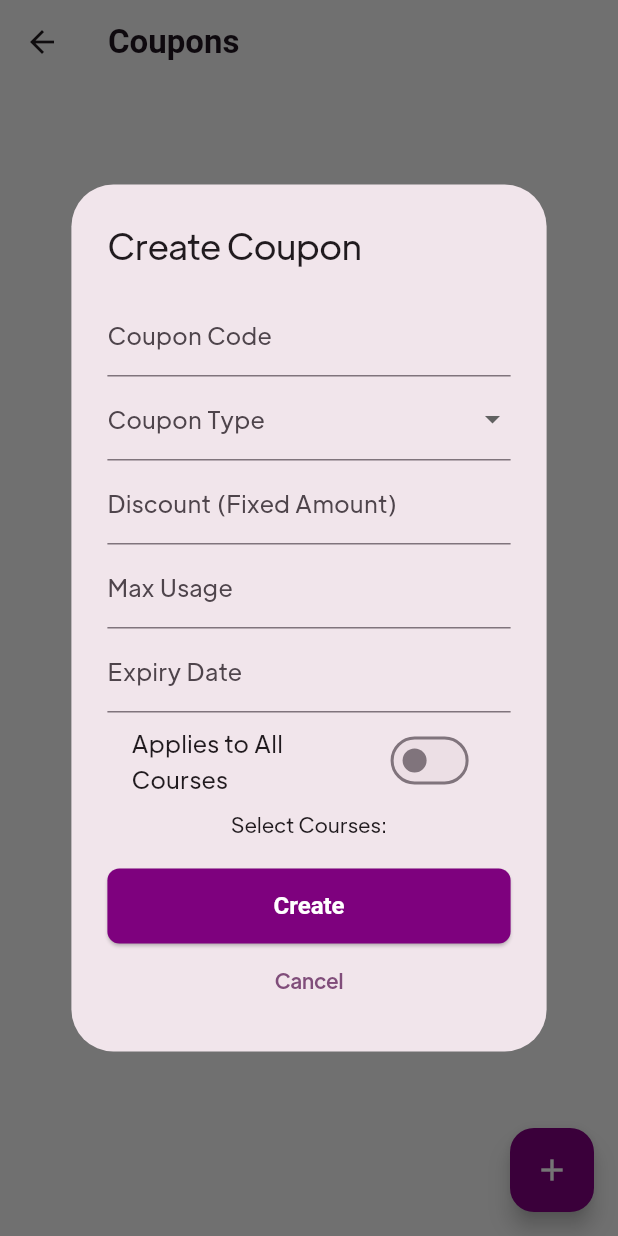
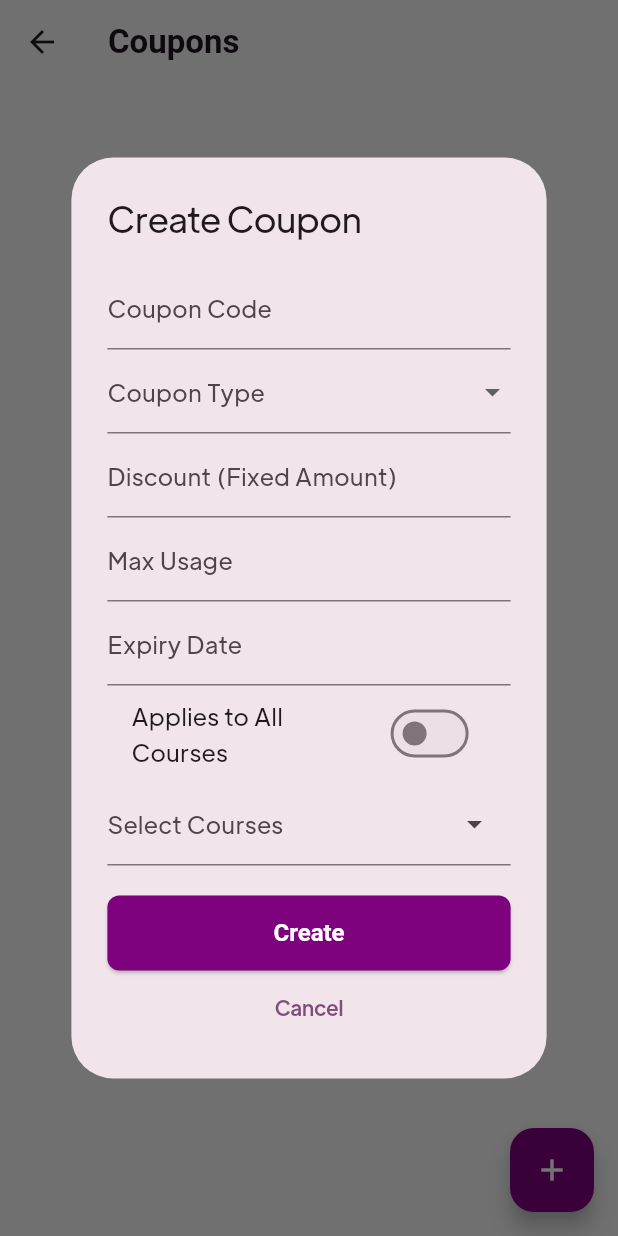
Before and after one commit to AbdhalRiyas/brightera_lms, a Flutter app: the CouponsScreen screen opened directly, after a tap on the "add" icon, on a phone screen of 412 x 824 dp. Run offline on Flutter 3.47's test engine with Material 3 defaults, Android fonts, the phone set to English and light mode, and no system bars; drawn by our look-alikes of dropdown_search; our stand-ins replace accordion, cached_network_image, carousel_slider, cloud_firestore, cloud_functions, file_picker and 10 more; missing offline and left inert: flutter_cached_pdfview, mobile_device_identifier, payhere_mobilesdk_flutter; accounts and stored records are empty.

Commit message:
course selector added

```diff
--- a/lib/src/admin/screens/coupons/coupon_add_edit_dialog.dart
+++ b/lib/src/admin/screens/coupons/coupon_add_edit_dialog.dart
@@ -1,3 +1,4 @@
+import 'package:app/src/admin/screens/coupons/coupon_course_selector.dart';
 import 'package:app/src/models/coupon.dart';
 import 'package:app/src/models/course.dart';
 import 'package:app/src/repositories/coupon_repository.dart';
@@ -187,28 +188,16 @@ class _CouponAddEditDialogState extends State<CouponAddEditDialog> {
                 },
               ),
               if (!_appliesToAllCourses)
-                // Course Selection (if not applying to all courses)
-                Column(
-                  crossAxisAlignment: CrossAxisAlignment.start,
-                  children: [
-                    const Text('Select Courses:'),
-                    ..._availableCourses.map((course) {
-                      return CheckboxListTile(
-                        title: Text(course.title),
-                        value: _selectedCourses.contains(course.id),
-                        onChanged: (selected) {
-                          setState(() {
-                            if (selected == true) {
-                              _selectedCourses.add(course.id);
-                            } else {
-                              _selectedCourses.remove(course.id);
-                            }
-                          });
-                        },
-                      );
-                    }),
-                  ],
+                CouponCourseSelector(
+                  availableCourses: _availableCourses,
+                  selectedCourses: _selectedCourses,
+                  onSelectionChanged: (selectedCourses) {
+                    setState(() {
+                      _selectedCourses = selectedCourses;
+                    });
+                  },
                 ),
+
               const SizedBox(height: 20),
               // Create Button
               ElevatedButton(
--- /dev/null
+++ b/lib/src/admin/screens/coupons/coupon_course_selector.dart
@@ -0,0 +1,56 @@
+import 'package:app/src/models/course.dart';
+import 'package:dropdown_search/dropdown_search.dart';
+import 'package:flutter/material.dart';
+
+class CouponCourseSelector extends StatefulWidget {
+  final List<Course> availableCourses;
+  final List<String> selectedCourses;
+  final Function(List<String>) onSelectionChanged;
+
+  const CouponCourseSelector({
+    super.key,
+    required this.availableCourses,
+    required this.selectedCourses,
+    required this.onSelectionChanged,
+  });
+
+  @override
+  State<CouponCourseSelector> createState() => _CouponCourseSelectorState();
+}
+
+class _CouponCourseSelectorState extends State<CouponCourseSelector> {
+  @override
+  Widget build(BuildContext context) {
+    return DropdownSearch<String>.multiSelection(
+      items: (filter, loadProps) =>
+          widget.availableCourses.map((course) => course.title).toList(),
+      selectedItems: widget.selectedCourses.map((id) {
+        final course = widget.availableCourses.firstWhere(
+          (course) => course.id == id,
+        );
+        return course.title;
+      }).toList(),
+      popupProps: const PopupPropsMultiSelection.menu(
+        showSelectedItems: true,
+        showSearchBox: true,
+      ),
+      decoratorProps: const DropDownDecoratorProps(
+        decoration: InputDecoration(
+          labelText: "Select Courses",
+          hintText: "Search and select courses",
+        ),
+      ),
+      onChanged: (List<String> selectedTitles) {
+        // Map selected titles back to their IDs
+        final selectedIds = selectedTitles.map((title) {
+          final course = widget.availableCourses.firstWhere(
+            (course) => course.title == title,
+          );
+          return course.id;
+        }).toList();
+
+        widget.onSelectionChanged(selectedIds);
+      },
+    );
+  }
+}
```
